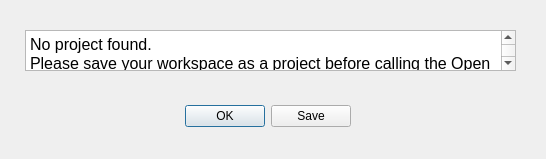
First picture: the form in ui_project_does_not_exist.ui, repository UdK-VPT/Open_eQuarter, before the edit.
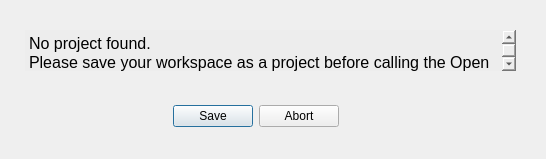
Second picture: the form after the edit.

Commit message: If no project was created, a prompt to create one will be displayed prior to starting process.

Diff of the .ui file:
```diff
--- a/ui_project_does_not_exist.ui
+++ b/ui_project_does_not_exist.ui
@@ -26,7 +26,10 @@
     <enum>Qt::Horizontal</enum>
    </property>
    <property name="standardButtons">
-    <set>QDialogButtonBox::Ok|QDialogButtonBox::Save</set>
+    <set>QDialogButtonBox::Abort|QDialogButtonBox::Save</set>
+   </property>
+   <property name="centerButtons">
+    <bool>true</bool>
    </property>
   </widget>
   <widget class="QTextBrowser" name="textBrowser">
@@ -38,6 +41,21 @@
      <height>41</height>
     </rect>
    </property>
+   <property name="autoFillBackground">
+    <bool>false</bool>
+   </property>
+   <property name="styleSheet">
+    <string notr="true">background-color: rgb(237,237,237);</string>
+   </property>
+   <property name="frameShape">
+    <enum>QFrame::NoFrame</enum>
+   </property>
+   <property name="frameShadow">
+    <enum>QFrame::Plain</enum>
+   </property>
+   <property name="lineWidth">
+    <number>0</number>
+   </property>
    <property name="html">
     <string>&lt;!DOCTYPE HTML PUBLIC &quot;-//W3C//DTD HTML 4.0//EN&quot; &quot;http://www.w3.org/TR/REC-html40/strict.dtd&quot;&gt;
 &lt;html&gt;&lt;head&gt;&lt;meta name=&quot;qrichtext&quot; content=&quot;1&quot; /&gt;&lt;style type=&quot;text/css&quot;&gt;
```
Left out of the diff: 2 changed lines with no effect on the pictures. The commit also changes 4 other files.
